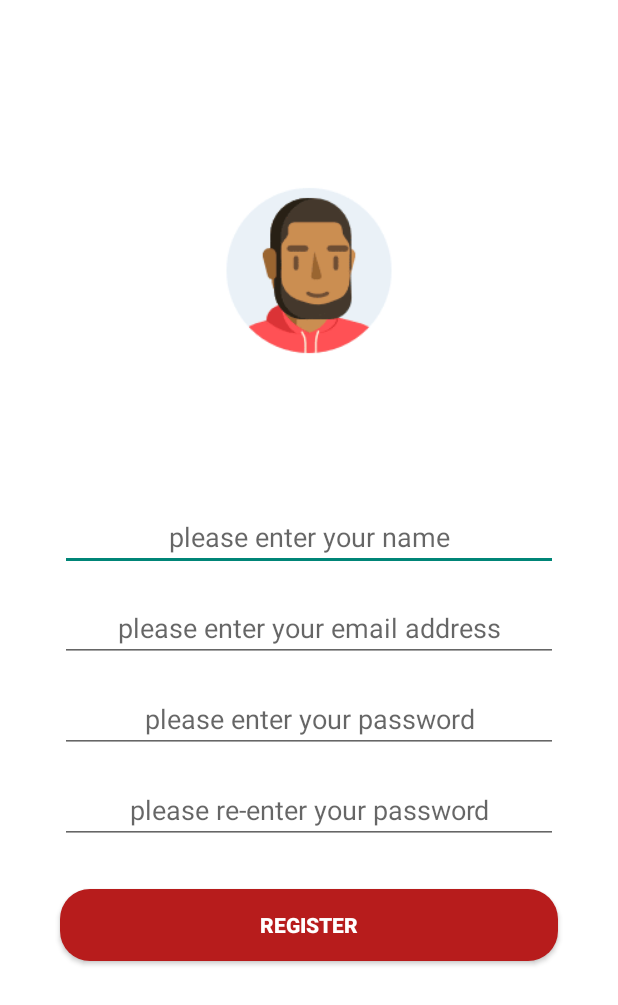
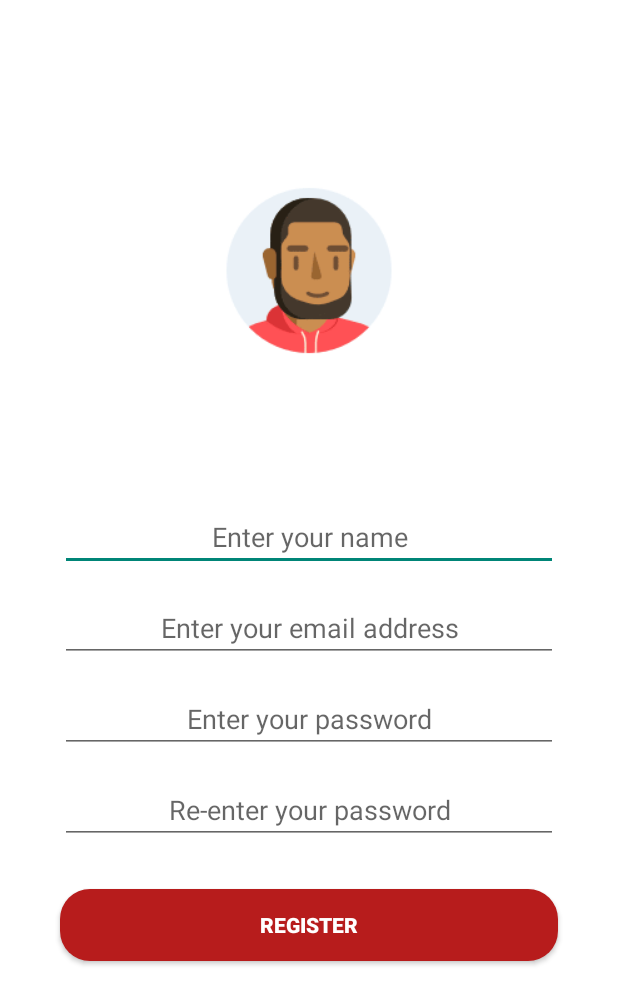
Before and after one commit to PRINCEKUMAR2025/Contacts, an Android app: the Register screen opened directly, with no data from a screen before it, on a phone screen of 412 x 824 dp. Shown: the top 1005 px of the screen. Run offline under Robolectric (Android 15) with nearby library versions, the phone set to English and light mode, and no system bars; libraries missing offline, so code that uses them is left out: com.backendless, com.backendless.async, com.backendless.exceptions.

Commit message:
Text added

```diff
--- a/app/src/main/res/layout/activity_contact_info.xml
+++ b/app/src/main/res/layout/activity_contact_info.xml
@@ -104,7 +104,7 @@
             android:layout_marginTop="40dp"
             android:layout_marginRight="20dp"
             android:ems="10"
-            android:hint="please enter contact name"
+            android:hint="Enter contact name"
             android:inputType="textPersonName" />
 
         <EditText
@@ -115,7 +115,7 @@
             android:layout_marginTop="10dp"
             android:layout_marginRight="20dp"
             android:ems="10"
-            android:hint="please enter email address"
+            android:hint="Enter email address"
             android:inputType="textEmailAddress" />
 
         <EditText
@@ -126,7 +126,7 @@
             android:layout_marginTop="10dp"
             android:layout_marginRight="20dp"
             android:ems="10"
-            android:hint="please enter telephone number"
+            android:hint="Enter telephone number"
             android:inputType="phone" />
 
         <androidx.appcompat.widget.AppCompatButton
--- a/app/src/main/res/layout/activity_register.xml
+++ b/app/src/main/res/layout/activity_register.xml
@@ -56,7 +56,7 @@
             android:layout_marginRight="20dp"
             android:ems="10"
             android:gravity="center_horizontal"
-            android:hint="please enter your name"
+            android:hint="Enter your name"
             android:inputType="textPersonName" />
 
         <EditText
@@ -68,7 +68,7 @@
             android:layout_marginRight="20dp"
             android:ems="10"
             android:gravity="center_horizontal"
-            android:hint="please enter your email address"
+            android:hint="Enter your email address"
             android:inputType="textEmailAddress" />
 
         <EditText
@@ -80,7 +80,7 @@
             android:layout_marginRight="20dp"
             android:ems="10"
             android:gravity="center_horizontal"
-            android:hint="please enter your password"
+            android:hint="Enter your password"
             android:inputType="textPassword" />
 
         <EditText
@@ -92,7 +92,7 @@
             android:layout_marginRight="20dp"
             android:ems="10"
             android:gravity="center_horizontal"
-            android:hint="please re-enter your password"
+            android:hint="Re-enter your password"
             android:inputType="textPassword" />
 
         <androidx.appcompat.widget.AppCompatButton
```
